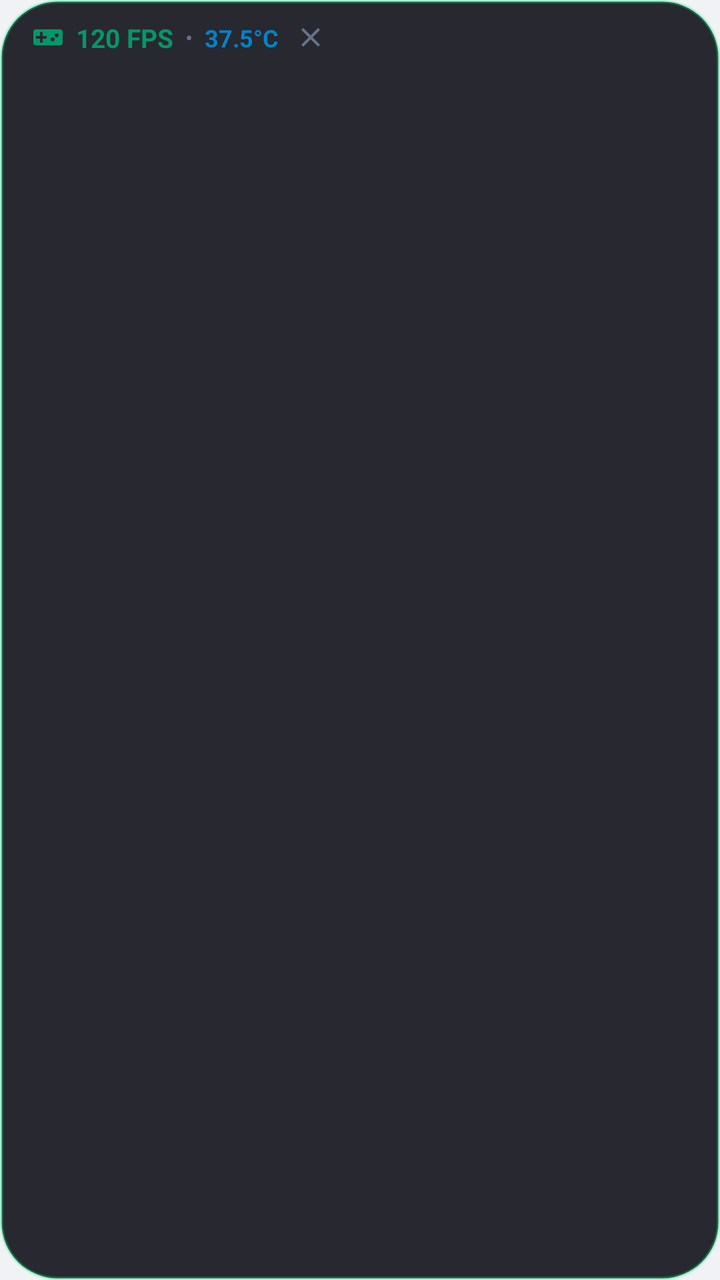
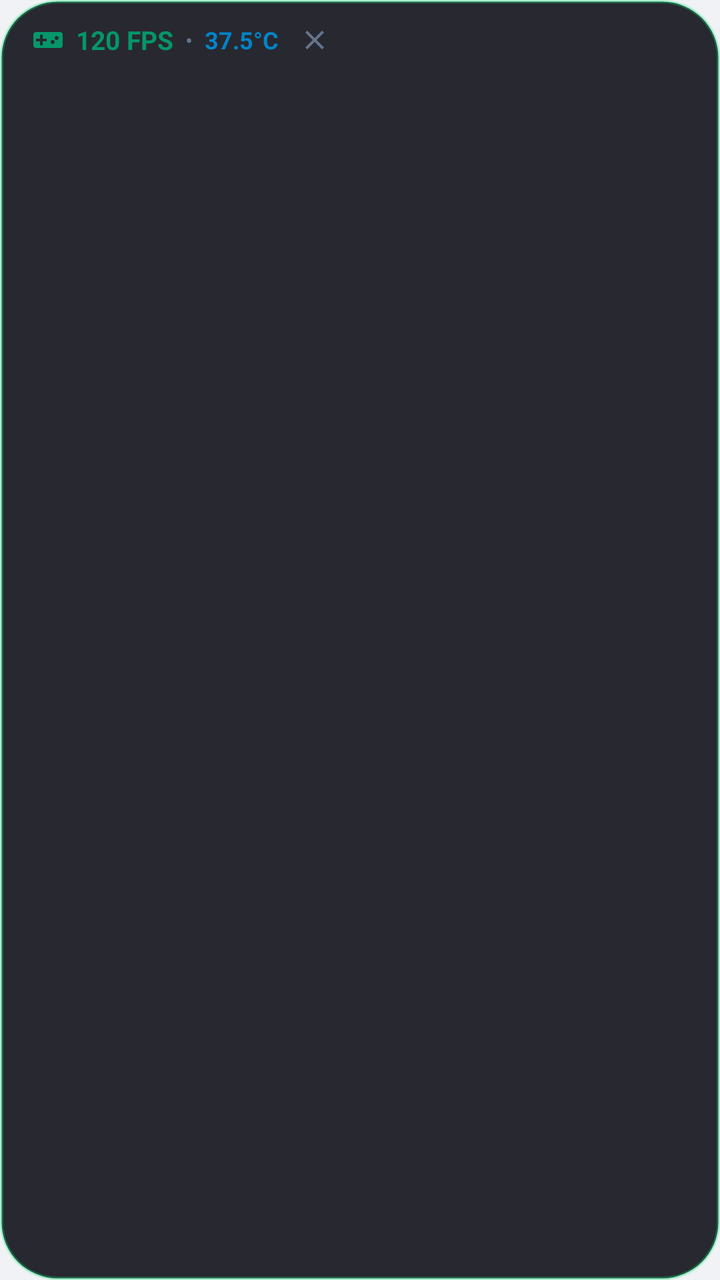

An Android layout rendered at two revisions. The XML below is the earlier revision; the diff shows what the commit changed to produce the second picture.
<!-- AndroidManifest.xml: application theme Theme.ToolXiaomi -->
<!-- res/layout/layout_floating_game_hud.xml -->
<?xml version="1.0" encoding="utf-8"?>
<LinearLayout xmlns:android="http://schemas.android.com/apk/res/android"
    xmlns:app="http://schemas.android.com/apk/res-auto"
    android:id="@+id/hud_root_container"
    android:layout_width="wrap_content"
    android:layout_height="wrap_content"
    android:background="@drawable/bg_hud_capsule"
    android:clickable="true"
    android:focusable="true"
    android:orientation="vertical">

    
    <LinearLayout
        android:id="@+id/layout_hud_compact"
        android:layout_width="wrap_content"
        android:layout_height="wrap_content"
        android:gravity="center_vertical"
        android:orientation="horizontal">

        <ImageView
            android:layout_width="16dp"
            android:layout_height="16dp"
            android:src="@drawable/ic_gamepad"
            app:tint="@color/neon_green" />

        <TextView
            android:id="@+id/tv_hud_compact_fps"
            android:layout_width="wrap_content"
            android:layout_height="wrap_content"
            android:layout_marginStart="6dp"
            android:text="120 FPS"
            android:textColor="@color/neon_green"
            android:textSize="13sp"
            android:textStyle="bold" />

        <TextView
            android:layout_width="wrap_content"
            android:layout_height="wrap_content"
            android:layout_marginStart="6dp"
            android:layout_marginEnd="6dp"
            android:text="•"
            android:textColor="@color/text_muted"
            android:textSize="11sp" />

        <TextView
            android:id="@+id/tv_hud_compact_temp"
            android:layout_width="wrap_content"
            android:layout_height="wrap_content"
            android:text="37.5°C"
            android:textColor="@color/neon_cyan"
            android:textSize="12sp"
            android:textStyle="bold" />

        <ImageView
            android:id="@+id/btn_hud_close_compact"
            android:layout_width="16dp"
            android:layout_height="16dp"
            android:layout_marginStart="8dp"
            android:background="?attr/selectableItemBackgroundBorderless"
            android:contentDescription="Close HUD"
            android:src="@drawable/ic_close"
            app:tint="@color/text_muted" />
    </LinearLayout>

    
    <LinearLayout
        android:id="@+id/layout_hud_expanded"
        android:layout_width="210dp"
        android:layout_height="wrap_content"
        android:orientation="vertical"
        android:visibility="gone">

        
        <LinearLayout
            android:layout_width="match_parent"
            android:layout_height="wrap_content"
            android:gravity="center_vertical"
            android:orientation="horizontal">

            <ImageView
                android:layout_width="16dp"
                android:layout_height="16dp"
                android:src="@drawable/ic_gamepad"
                app:tint="@color/neon_green" />

            <TextView
                android:layout_width="0dp"
                android:layout_height="wrap_content"
                android:layout_marginStart="6dp"
                android:layout_weight="1"
                android:text="GAME HUD"
                android:textColor="@color/text_primary"
                android:textSize="11sp"
                android:textStyle="bold" />

            <TextView
                android:id="@+id/tv_hud_exp_fps"
                android:layout_width="wrap_content"
                android:layout_height="wrap_content"
                android:layout_marginEnd="6dp"
                android:text="120 FPS"
                android:textColor="@color/neon_green"
                android:textSize="14sp"
                android:textStyle="bold" />

            <ImageView
                android:id="@+id/btn_hud_close_exp"
                android:layout_width="16dp"
                android:layout_height="16dp"
                android:background="?attr/selectableItemBackgroundBorderless"
                android:contentDescription="Close HUD"
                android:src="@drawable/ic_close"
                app:tint="@color/text_muted" />
        </LinearLayout>

        
        <View
            android:layout_width="match_parent"
            android:layout_height="1dp"
            android:layout_marginTop="6dp"
            android:layout_marginBottom="6dp"
            android:background="#33FFFFFF" />

        
        <LinearLayout
            android:layout_width="match_parent"
            android:layout_height="wrap_content"
            android:orientation="horizontal">

            <TextView
                android:layout_width="wrap_content"
                android:layout_height="wrap_content"
                android:text="CPU: "
                android:textColor="@color/text_muted"
                android:textSize="11sp" />

            <TextView
                android:id="@+id/tv_hud_exp_cpu"
                android:layout_width="0dp"
                android:layout_height="wrap_content"
                android:layout_weight="1"
                android:text="28%"
                android:textColor="@color/text_primary"
                android:textSize="11sp"
                android:textStyle="bold" />

            <TextView
                android:layout_width="wrap_content"
                android:layout_height="wrap_content"
                android:text="RAM: "
                android:textColor="@color/text_muted"
                android:textSize="11sp" />

            <TextView
                android:id="@+id/tv_hud_exp_ram"
                android:layout_width="wrap_content"
                android:layout_height="wrap_content"
                android:text="54%"
                android:textColor="@color/text_primary"
                android:textSize="11sp"
                android:textStyle="bold" />
        </LinearLayout>

        
        <LinearLayout
            android:layout_width="match_parent"
            android:layout_height="wrap_content"
            android:layout_marginTop="4dp"
            android:orientation="horizontal">

            <TextView
                android:layout_width="wrap_content"
                android:layout_height="wrap_content"
                android:text="Pin: "
                android:textColor="@color/text_muted"
                android:textSize="11sp" />

            <TextView
                android:id="@+id/tv_hud_exp_temp"
                android:layout_width="0dp"
                android:layout_height="wrap_content"
                android:layout_weight="1"
                android:text="37.5°C"
                android:textColor="@color/neon_cyan"
                android:textSize="11sp"
                android:textStyle="bold" />

            <TextView
                android:layout_width="wrap_content"
                android:layout_height="wrap_content"
                android:text="Xả: "
                android:textColor="@color/text_muted"
                android:textSize="11sp" />

            <TextView
                android:id="@+id/tv_hud_exp_power"
                android:layout_width="wrap_content"
                android:layout_height="wrap_content"
                android:text="3.2W"
                android:textColor="@color/mi_orange"
                android:textSize="11sp"
                android:textStyle="bold" />
        </LinearLayout>

        <TextView
            android:layout_width="match_parent"
            android:layout_height="wrap_content"
            android:layout_marginTop="6dp"
            android:gravity="center"
            android:text="Chạm để thu gọn"
            android:textColor="@color/text_muted"
            android:textSize="9sp" />

    </LinearLayout>

</LinearLayout>
<!-- resources referenced by this layout -->
<resources>
  <color name="mi_orange">#FF6900</color>
  <color name="neon_cyan">#0284C7</color>
  <color name="neon_green">#059669</color>
  <color name="text_muted">#64748B</color>
  <color name="text_primary">#0F172A</color>
  <!-- drawable bg_hud_capsule (drawable) -->
  <?xml version="1.0" encoding="utf-8"?>
  <shape xmlns:android="http://schemas.android.com/apk/res/android"
      android:shape="rectangle">
      <corners android:radius="28dp" />
      <solid android:color="#F21E1E26" />
      <stroke
          android:width="1.5dp"
          android:color="#4D00E676" />
      <padding
          android:bottom="10dp"
          android:left="16dp"
          android:right="16dp"
          android:top="10dp" />
  </shape>
  <!-- drawable ic_close (drawable) -->
  <vector xmlns:android="http://schemas.android.com/apk/res/android"
      android:width="24dp"
      android:height="24dp"
      android:viewportWidth="24"
      android:viewportHeight="24">
      <path
          android:fillColor="@color/neon_red"
          android:pathData="M19,6.41L17.59,5 12,10.59 6.41,5 5,6.41 10.59,12 5,17.59 6.41,19 12,13.41 17.59,19 19,17.59 13.41,12z" />
  </vector>
  <!-- drawable ic_gamepad (drawable) -->
  <vector xmlns:android="http://schemas.android.com/apk/res/android"
      android:width="24dp"
      android:height="24dp"
      android:viewportWidth="24"
      android:viewportHeight="24">
      <path
          android:fillColor="#FFFFFF"
          android:pathData="M21,6H3c-1.1,0 -2,0.9 -2,2v8c0,1.1 0.9,2 2,2h18c1.1,0 2,-0.9 2,-2V8c0,-1.1 -0.9,-2 -2,-2zm-10,7H8v3H6v-3H3v-2h3V8h2v3h3v2zm4.5,2c-0.83,0 -1.5,-0.67 -1.5,-1.5s0.67,-1.5 1.5,-1.5 1.5,0.67 1.5,1.5 -0.67,1.5 -1.5,1.5zm3,-3c-0.83,0 -1.5,-0.67 -1.5,-1.5S17.67,9 18.5,9s1.5,0.67 1.5,1.5 -0.67,1.5 -1.5,1.5z" />
  </vector>
  <style name="Theme.ToolXiaomi" parent="Theme.Material3.DayNight.NoActionBar">
          <item name="colorPrimary">@color/mi_orange</item>
          <item name="colorPrimaryVariant">@color/mi_orange_dark</item>
          <item name="colorOnPrimary">#FFFFFF</item>
          <item name="colorSecondaryContainer">@color/card_highlight</item>
          <item name="colorOnSecondaryContainer">@color/mi_orange</item>
          <item name="android:statusBarColor">@color/bg_dark</item>
          <item name="android:navigationBarColor">@color/card_dark</item>
          <item name="android:windowBackground">@color/bg_dark</item>
          <item name="android:windowLightStatusBar" tools:targetApi="m">true</item>
          <item name="android:windowLightNavigationBar" tools:targetApi="o_mr1">true</item>
      </style>
  <color name="neon_red">#DC2626</color>
  <color name="mi_orange_dark">#E55D00</color>
  <color name="card_highlight">#EAEDF2</color>
  <color name="bg_dark">#F0F2F5</color>
  <color name="card_dark">#FFFFFF</color>
</resources>

<!-- the commit's change to res/layout/layout_floating_game_hud.xml (unified diff, before → after) -->
@@ -1,6 +1,5 @@
 <?xml version="1.0" encoding="utf-8"?>
 <LinearLayout xmlns:android="http://schemas.android.com/apk/res/android"
-    xmlns:app="http://schemas.android.com/apk/res-auto"
     android:id="@+id/hud_root_container"
     android:layout_width="wrap_content"
     android:layout_height="wrap_content"
@@ -21,7 +20,7 @@
             android:layout_width="16dp"
             android:layout_height="16dp"
             android:src="@drawable/ic_gamepad"
-            app:tint="@color/neon_green" />
+            android:tint="@color/neon_green" />
 
         <TextView
             android:id="@+id/tv_hud_compact_fps"
@@ -53,13 +52,13 @@
 
         <ImageView
             android:id="@+id/btn_hud_close_compact"
-            android:layout_width="16dp"
-            android:layout_height="16dp"
+            android:layout_width="20dp"
+            android:layout_height="20dp"
             android:layout_marginStart="8dp"
-            android:background="?attr/selectableItemBackgroundBorderless"
+            android:padding="2dp"
             android:contentDescription="Close HUD"
             android:src="@drawable/ic_close"
-            app:tint="@color/text_muted" />
+            android:tint="@color/text_muted" />
     </LinearLayout>
 
     
@@ -81,7 +80,7 @@
                 android:layout_width="16dp"
                 android:layout_height="16dp"
                 android:src="@drawable/ic_gamepad"
-                app:tint="@color/neon_green" />
+                android:tint="@color/neon_green" />
 
             <TextView
                 android:layout_width="0dp"
@@ -105,12 +104,12 @@
 
             <ImageView
                 android:id="@+id/btn_hud_close_exp"
-                android:layout_width="16dp"
-                android:layout_height="16dp"
-                android:background="?attr/selectableItemBackgroundBorderless"
+                android:layout_width="20dp"
+                android:layout_height="20dp"
+                android:padding="2dp"
                 android:contentDescription="Close HUD"
                 android:src="@drawable/ic_close"
-                app:tint="@color/text_muted" />
+                android:tint="@color/text_muted" />
         </LinearLayout>
 
         
